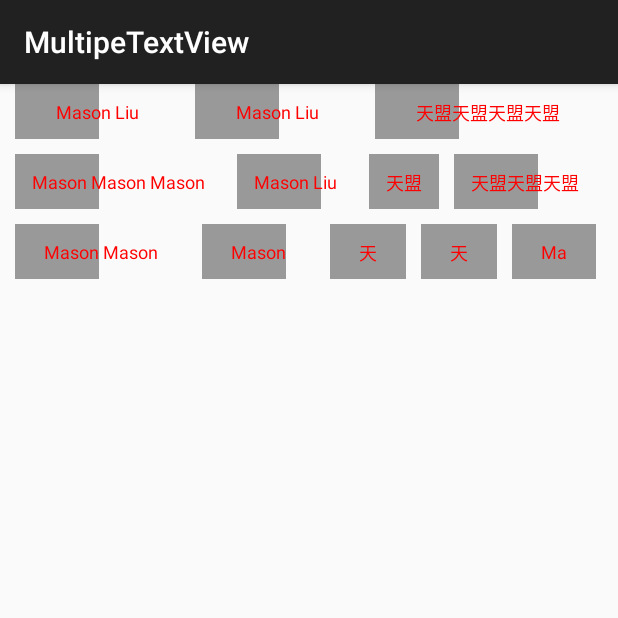
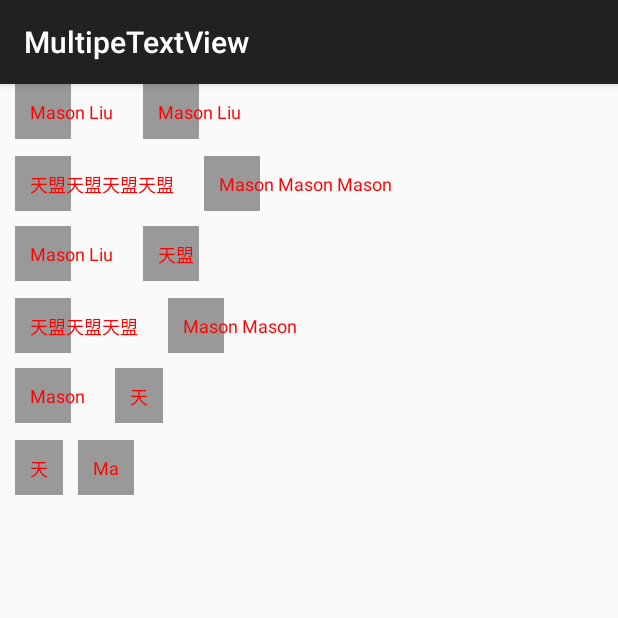
Before and after one commit to damonliuchn/MultipleTextView, an Android app: the screen it shows after launch (MainActivity), on a phone screen of 412 x 824 dp, the top half of it. Run offline under Robolectric (Android 15) with nearby library versions, the phone set to English and light mode, and no system bars.

Commit message:
添加两个属性

```diff
--- a/app/src/main/res/layout/activity_main.xml
+++ b/app/src/main/res/layout/activity_main.xml
@@ -5,10 +5,10 @@
 
     <net.masonliu.multipletextview.library.MultipleTextViewGroup xmlns:app="http://schemas.android.com/apk/res-auto"
         android:id="@+id/main_rl"
-        android:layout_width="match_parent"
+        android:layout_width="wrap_content"
         android:layout_marginLeft="10dp"
         android:layout_marginRight="10dp"
-    	android:layout_height="wrap_content"
+        android:layout_height="wrap_content"
         app:textSize="12sp"
         app:textWordMargin="10dp"
         app:textLineMargin="10dp"
@@ -18,5 +18,7 @@
         app:textPaddingRight="10dp"
         app:textPaddingTop="10dp"
         app:textPaddingBottom="10dp"
-    	/>
+        app:columnNum="2"
+        app:overspread="false" />
+
 </FrameLayout>
--- a/library/src/main/java/net/masonliu/multipletextview/library/MultipleTextViewGroup.java
+++ b/library/src/main/java/net/masonliu/multipletextview/library/MultipleTextViewGroup.java
@@ -6,7 +6,6 @@ import android.graphics.Canvas;
 import android.graphics.drawable.Drawable;
 import android.util.AttributeSet;
 import android.util.DisplayMetrics;
-import android.util.Log;
 import android.view.View;
 import android.view.ViewGroup;
 import android.widget.RelativeLayout;
@@ -28,6 +27,8 @@ public class MultipleTextViewGroup extends RelativeLayout {
     private int textPaddingRight;
     private int textPaddingTop;
     private int textPaddingBottom;
+    private boolean overspread;
+    private int columnNum;
     private Drawable textBackground;
 
     private int layout_width;
@@ -36,7 +37,6 @@ public class MultipleTextViewGroup extends RelativeLayout {
 
     public MultipleTextViewGroup(Context context, AttributeSet attrs) {
         super(context, attrs);
-        // TODO Auto-generated constructor stub
         this.context = context;
 
         TypedArray array = context.obtainStyledAttributes(attrs,
@@ -51,6 +51,8 @@ public class MultipleTextViewGroup extends RelativeLayout {
         textPaddingRight = array.getDimensionPixelSize(R.styleable.MultipleTextViewGroup_textPaddingRight, 0);
         textPaddingTop = array.getDimensionPixelSize(R.styleable.MultipleTextViewGroup_textPaddingTop, 0);
         textPaddingBottom = array.getDimensionPixelSize(R.styleable.MultipleTextViewGroup_textPaddingBottom, 0);
+        overspread = array.getBoolean(R.styleable.MultipleTextViewGroup_overspread, false);
+        columnNum = array.getInteger(R.styleable.MultipleTextViewGroup_columnNum, 1000);
         array.recycle();
         //下边是获取系统属性
         int[] attrsArray = new int[]{android.R.attr.id, // 0
@@ -58,8 +60,6 @@ public class MultipleTextViewGroup extends RelativeLayout {
                 android.R.attr.layout_width, // 2
                 android.R.attr.layout_height, // 3
                 android.R.attr.layout_marginLeft, // 4
-                // 这个地方必须放到android.R.attr.layout_width的下边
-                // 不知道为什么
                 android.R.attr.layout_marginRight // 5
         };
         TypedArray ta = context.obtainStyledAttributes(attrs, attrsArray);
@@ -67,18 +67,13 @@ public class MultipleTextViewGroup extends RelativeLayout {
         try {
             layout_width = ta.getDimensionPixelSize(2, ViewGroup.LayoutParams.MATCH_PARENT);
         } catch (Exception e) {
-            // TODO: handle exception
             DisplayMetrics dm = getResources().getDisplayMetrics();
             layout_width = dm.widthPixels;
         }
         int marginRight = ta.getDimensionPixelSize(4, 0);
         int marginLeft = ta.getDimensionPixelSize(5, 0);
         layout_width = layout_width - marginRight - marginLeft;
-
-        Log.e("aa", "ddd_" + textSize);
-
         ta.recycle();
-
     }
 
     public OnMultipleTVItemClickListener getOnMultipleTVItemClickListener() {
@@ -95,8 +90,6 @@ public class MultipleTextViewGroup extends RelativeLayout {
             return;
         }
 
-
-        // 每一行拉伸
         int line = 0;
         Map<Integer, List<TextView>> lineMap = new HashMap<Integer, List<TextView>>();
         List<TextView> lineList = new ArrayList<TextView>();
@@ -118,7 +111,6 @@ public class MultipleTextViewGroup extends RelativeLayout {
             tv.setOnClickListener(new OnClickListener() {
                 @Override
                 public void onClick(View v) {
-                    // TODO Auto-generated method stub
                     if (listener != null) {
                         listener.onMultipleTVItemClick(v, (Integer) v.getTag());
                     }
@@ -133,11 +125,10 @@ public class MultipleTextViewGroup extends RelativeLayout {
 
             RelativeLayout.LayoutParams lp = new RelativeLayout.LayoutParams(
                     LayoutParams.WRAP_CONTENT, LayoutParams.WRAP_CONTENT);
-            if (x + tvw > layout_width) {
+            if (x + tvw > layout_width || lineMap.get(line).size() >= columnNum) {
                 x = 0;
                 y = y + tvh + lineMargin;
 
-                // 拉伸处理
                 line++;
                 lineMap.put(line, new ArrayList<TextView>());
             }
@@ -145,14 +136,12 @@ public class MultipleTextViewGroup extends RelativeLayout {
             lp.topMargin = y;
             x = x + tvw + wordMargin;
             tv.setLayoutParams(lp);
+            lineMap.get(line).add(tv);
+        }
 
-            // 拉伸处理
-            lineMap.get(line).add(tv);
-
-        }
-        // 每一行拉伸
         for (int i = 0; i <= line; i++) {
-
+            int padding = 0;
+            if (overspread) {
                 // 该行最后一个位置
                 int len = lineMap.get(i).size();
                 TextView tView = lineMap.get(i).get(len - 1);
@@ -160,15 +149,19 @@ public class MultipleTextViewGroup extends RelativeLayout {
                 RelativeLayout.LayoutParams lp = (RelativeLayout.LayoutParams) tView.getLayoutParams();
                 int right = lp.leftMargin + getMeasuredWidth(tView);
                 int emptyWidth = layout_width - right;
-            int padding = emptyWidth / (len * 2);
+                padding = emptyWidth / (len * 2);
+            }
+
 
             int leftOffset = 0;
             for (int j = 0; j < lineMap.get(i).size(); j++) {
                 TextView tView2 = lineMap.get(i).get(j);
 
+                if (overspread) {
                     RelativeLayout.LayoutParams lp2 = (RelativeLayout.LayoutParams) tView2.getLayoutParams();
                     lp2.leftMargin = lp2.leftMargin + leftOffset;
                     leftOffset = (j + 1) * 2 * padding;
+                }
 
                 tView2.setPadding(
                         tView2.getPaddingLeft() + padding,
@@ -183,13 +176,11 @@ public class MultipleTextViewGroup extends RelativeLayout {
 
     @Override
     protected void dispatchDraw(Canvas canvas) {
-        // TODO Auto-generated method stub
         super.dispatchDraw(canvas);
 
     }
 
     public int getMeasuredWidth(View v) {
-        //return v.getMeasuredWidth() + v.getPaddingLeft() + v.getPaddingRight();
         return v.getMeasuredWidth();
     }
 
```
Lines whose indentation alone changed are shown as unchanged.
